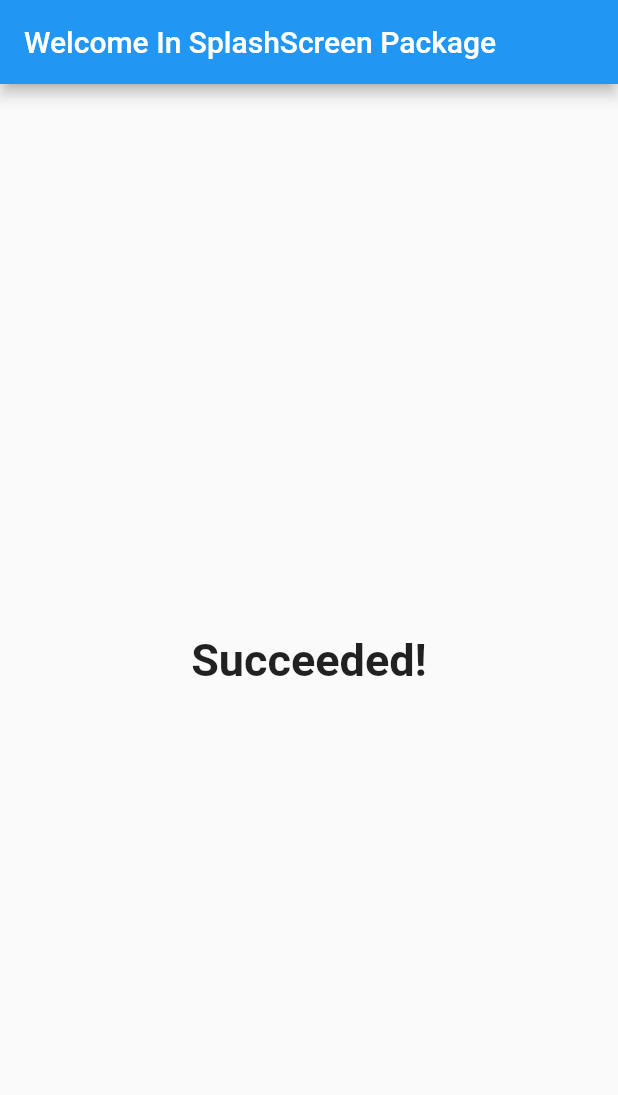
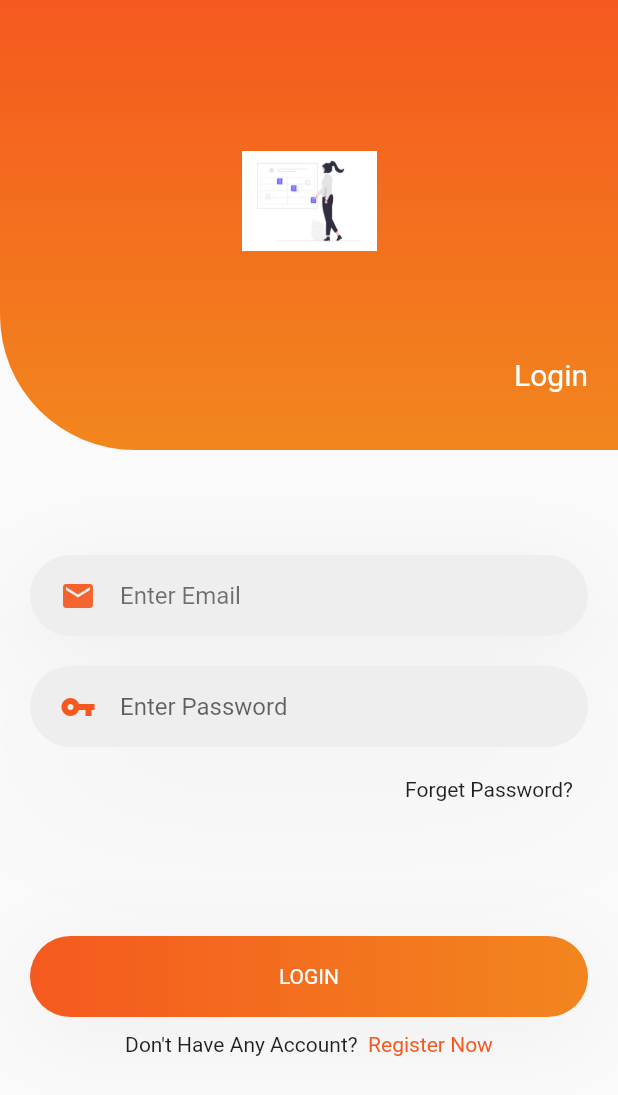
Before and after one commit to monk63/Team-Project, a Flutter app: the screen it shows after launch, on a phone screen of 412 x 824 dp. Shown: the top 1095 px of the screen. Run offline on Flutter 3.47's test engine with Material 2 defaults, Android fonts, the phone set to English and light mode, and no system bars.

Commit message:
splash.login/sign up

```diff
--- a/Do It/lib/main.dart
+++ b/Do It/lib/main.dart
@@ -1,15 +1,18 @@
 import 'package:flutter/material.dart';
 
-class App extends StatefulWidget {
-  const ({Key? key}) : super(key: key);
+import 'pages/splash.dart';
 
-  @override
-  State<> createState() => _State();
+void main() {
+  runApp(MyApp());
 }
 
-class _State extends State<> {
+class MyApp extends StatelessWidget {
+  // This widget is the root of your application.
   @override
   Widget build(BuildContext context) {
-    return Container();
+    return MaterialApp(
+      debugShowCheckedModeBanner: false,
+      home: SplashScreen(),
+    );
   }
 }
--- /dev/null
+++ b/Do It/lib/pages/login_screen.dart
@@ -0,0 +1,178 @@
+import 'package:flutter/material.dart';
+
+import 'signup_screen.dart';
+
+class LoginScreen extends StatefulWidget {
+  @override
+  State<StatefulWidget> createState() => StartState();
+}
+
+class StartState extends State<LoginScreen> {
+  @override
+  Widget build(BuildContext context) {
+    return initWidget();
+  }
+
+  initWidget() {
+    return Scaffold(
+        body: SingleChildScrollView(
+            child: Column(
+      children: [
+        Container(
+          height: 300,
+          decoration: BoxDecoration(
+            borderRadius: BorderRadius.only(bottomLeft: Radius.circular(90)),
+            color: new Color(0xffF5591F),
+            gradient: LinearGradient(
+              colors: [(new Color(0xffF5591F)), new Color(0xffF2861E)],
+              begin: Alignment.topCenter,
+              end: Alignment.bottomCenter,
+            ),
+          ),
+          child: Center(
+              child: Column(
+            mainAxisAlignment: MainAxisAlignment.spaceEvenly,
+            crossAxisAlignment: CrossAxisAlignment.center,
+            children: [
+              Container(
+                margin: EdgeInsets.only(top: 50),
+                child: Image.asset(
+                  "assets/images/splash.png",
+                  height: 90,
+                  width: 90,
+                ),
+              ),
+              Container(
+                margin: EdgeInsets.only(right: 20, top: 20),
+                alignment: Alignment.bottomRight,
+                child: Text(
+                  "Login",
+                  style: TextStyle(fontSize: 20, color: Colors.white),
+                ),
+              )
+            ],
+          )),
+        ),
+        Container(
+          alignment: Alignment.center,
+          margin: EdgeInsets.only(left: 20, right: 20, top: 70),
+          padding: EdgeInsets.only(left: 20, right: 20),
+          height: 54,
+          decoration: BoxDecoration(
+            borderRadius: BorderRadius.circular(50),
+            color: Colors.grey[200],
+            boxShadow: [
+              BoxShadow(
+                  offset: Offset(0, 10),
+                  blurRadius: 50,
+                  color: Color(0xffEEEEEE)),
+            ],
+          ),
+          child: TextField(
+            cursorColor: Color(0xffF5591F),
+            decoration: InputDecoration(
+              icon: Icon(
+                Icons.email,
+                color: Color(0xffF5591F),
+              ),
+              hintText: "Enter Email",
+              enabledBorder: InputBorder.none,
+              focusedBorder: InputBorder.none,
+            ),
+          ),
+        ),
+        Container(
+          alignment: Alignment.center,
+          margin: EdgeInsets.only(left: 20, right: 20, top: 20),
+          padding: EdgeInsets.only(left: 20, right: 20),
+          height: 54,
+          decoration: BoxDecoration(
+            borderRadius: BorderRadius.circular(50),
+            color: Color(0xffEEEEEE),
+            boxShadow: [
+              BoxShadow(
+                  offset: Offset(0, 20),
+                  blurRadius: 100,
+                  color: Color(0xffEEEEEE)),
+            ],
+          ),
+          child: TextField(
+            cursorColor: Color(0xffF5591F),
+            decoration: InputDecoration(
+              focusColor: Color(0xffF5591F),
+              icon: Icon(
+                Icons.vpn_key,
+                color: Color(0xffF5591F),
+              ),
+              hintText: "Enter Password",
+              enabledBorder: InputBorder.none,
+              focusedBorder: InputBorder.none,
+            ),
+          ),
+        ),
+        Container(
+          margin: EdgeInsets.symmetric(horizontal: 30, vertical: 20),
+          alignment: Alignment.centerRight,
+          child: GestureDetector(
+            onTap: () {
+              // Write Click Listener Code Here
+            },
+            child: Text("Forget Password?"),
+          ),
+        ),
+        GestureDetector(
+          onTap: () {
+            // Write Click Listener Code Here.
+          },
+          child: Container(
+            alignment: Alignment.center,
+            margin: EdgeInsets.only(left: 20, right: 20, top: 70),
+            padding: EdgeInsets.only(left: 20, right: 20),
+            height: 54,
+            decoration: BoxDecoration(
+              gradient: LinearGradient(
+                  colors: [(new Color(0xffF5591F)), new Color(0xffF2861E)],
+                  begin: Alignment.centerLeft,
+                  end: Alignment.centerRight),
+              borderRadius: BorderRadius.circular(50),
+              color: Colors.grey[200],
+              boxShadow: [
+                BoxShadow(
+                    offset: Offset(0, 10),
+                    blurRadius: 50,
+                    color: Color(0xffEEEEEE)),
+              ],
+            ),
+            child: Text(
+              "LOGIN",
+              style: TextStyle(color: Colors.white),
+            ),
+          ),
+        ),
+        Container(
+          margin: EdgeInsets.only(top: 10),
+          child: Row(
+            mainAxisAlignment: MainAxisAlignment.center,
+            children: [
+              Text("Don't Have Any Account?  "),
+              GestureDetector(
+                child: Text(
+                  "Register Now",
+                  style: TextStyle(color: Color(0xffF5591F)),
+                ),
+                onTap: () {
+                  // Write Tap Code Here.
+                  Navigator.push(
+                      context,
+                      MaterialPageRoute(
+                        builder: (context) => SignUpScreen(),
+                      ));
+                },
+              )
+            ],
+          ),
+        )
+      ],
+    )));
+  }
+}
```
Also changed, not shown: Do It/lib/pages/signup_screen.dart (added, +217 -0 lines), Do It/lib/pages/splash.dart (+46 -33 lines), Do It/pubspec.yaml (+3 -4 lines), Do It/assets/images/splash.png (added), Do It/pubspec.lock.
